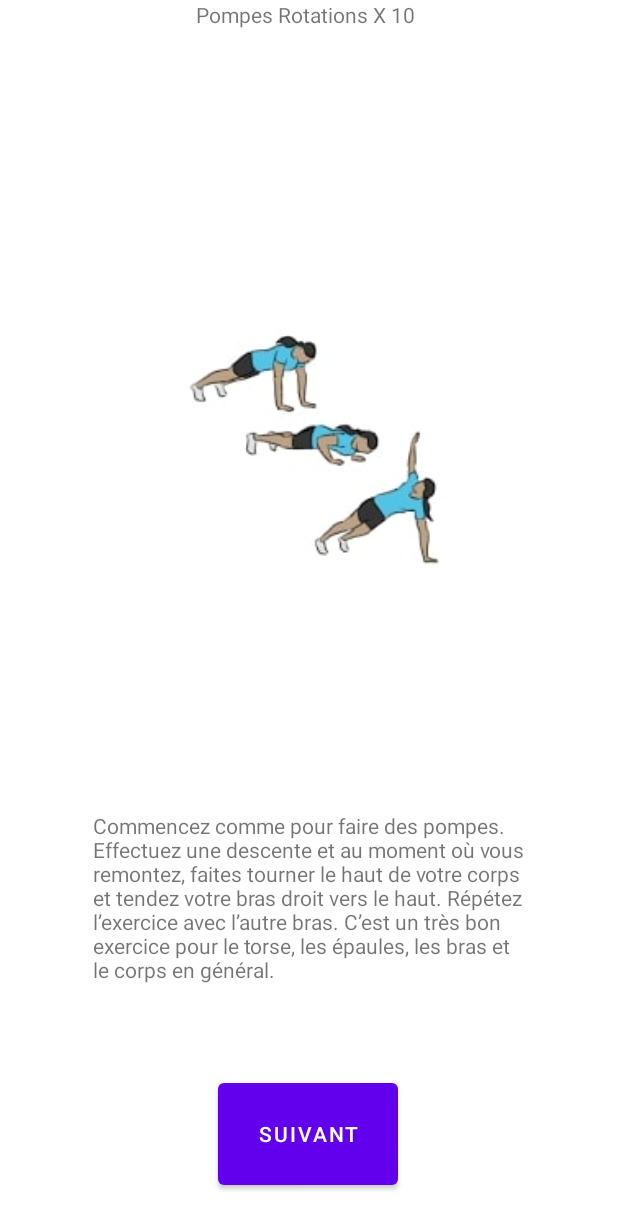
After one commit to Rayane45/NVGUP, an Android app: the layout facile2exo.xml on its own in the app's theme, with its tools: preview values and no code run, on a phone screen of 412 x 824 dp. The commit adds this screen. Shown: the top 1229 px of the screen. Run offline under Robolectric (Android 15) with nearby library versions, the phone set to English and light mode, and no system bars.

Commit message:
programme facile fini

```diff
--- /dev/null
+++ b/app/src/main/res/layout/facile2exo.xml
@@ -0,0 +1,55 @@
+<?xml version="1.0" encoding="utf-8"?>
+<androidx.constraintlayout.widget.ConstraintLayout
+    xmlns:android="http://schemas.android.com/apk/res/android"
+    xmlns:app="http://schemas.android.com/apk/res-auto"
+    xmlns:tools="http://schemas.android.com/tools"
+    android:layout_width="match_parent"
+    android:layout_height="match_parent">
+
+    <ImageView
+        android:id="@+id/pompesrot1facile"
+        android:layout_width="286dp"
+        android:layout_height="264dp"
+        android:src="@drawable/pompes_rotation"
+        app:layout_constraintBottom_toBottomOf="parent"
+        app:layout_constraintEnd_toEndOf="parent"
+        app:layout_constraintHorizontal_bias="0.496"
+        app:layout_constraintStart_toStartOf="parent"
+        app:layout_constraintTop_toTopOf="parent"
+        app:layout_constraintVertical_bias="0.295" />
+
+    <TextView
+        android:id="@+id/text_pompesrotfacile"
+        android:layout_width="291dp"
+        android:layout_height="127dp"
+        android:layout_marginBottom="156dp"
+        android:text="Commencez comme pour faire des pompes. Effectuez une descente et au moment où vous remontez, faites tourner le haut de votre corps et tendez votre bras droit vers le haut. Répétez l’exercice avec l’autre bras. C’est un très bon exercice pour le torse, les épaules, les bras et le corps en général."
+        app:layout_constraintBottom_toBottomOf="parent"
+        app:layout_constraintEnd_toEndOf="parent"
+        app:layout_constraintHorizontal_bias="0.516"
+        app:layout_constraintStart_toStartOf="parent"
+        app:layout_constraintVertical_bias="0.228" />
+
+    <TextView
+        android:id="@+id/nbre_pompesrotfacile"
+        android:layout_width="150dp"
+        android:layout_height="50dp"
+        android:layout_marginTop="76dp"
+        android:layout_marginBottom="16dp"
+        android:text="Pompes Rotations X 10"
+        app:layout_constraintEnd_toEndOf="parent"
+        app:layout_constraintHorizontal_bias="0.498"
+        app:layout_constraintStart_toStartOf="parent"/>
+
+    <Button
+        android:id="@+id/suivant_facile2"
+        android:layout_width="120dp"
+        android:layout_height="80dp"
+        android:layout_marginBottom="28dp"
+        app:layout_constraintBottom_toBottomOf="parent"
+        app:layout_constraintEnd_toEndOf="parent"
+        android:text="Suivant"
+        app:layout_constraintHorizontal_bias="0.498"
+        app:layout_constraintStart_toStartOf="parent" />
+
+</androidx.constraintlayout.widget.ConstraintLayout>
```
Also changed, not shown: app/src/main/java/com/example/nvgup/Burpeesfacile.java (added, +36 -0 lines), app/src/main/java/com/example/nvgup/Fentesfacile.java (added, +38 -0 lines), app/src/main/java/com/example/nvgup/Home.java (+20 -1 lines), app/src/main/java/com/example/nvgup/Pause1.java (added, +32 -0 lines), app/src/main/java/com/example/nvgup/Pause2.java (added, +31 -0 lines), app/src/main/java/com/example/nvgup/PompesRotationsfacile.java (added, +37 -0 lines), app/src/main/java/com/example/nvgup/ProgrammeFacile.java (+0 -8 lines), app/src/main/res/layout/facile1exo.xml (added, +57 -0 lines), app/src/main/res/layout/facile3exo.xml (added, +53 -0 lines), app/src/main/res/layout/fragment_home.xml (+39 -13 lines), app/src/main/res/layout/pause1.xml (added, +19 -0 lines), app/src/main/res/layout/pause2.xml (added, +19 -0 lines), app/src/main/res/layout/programme_exo_facile.xml (+28 -68 lines), app/src/main/res/drawable-xxhdpi/programme_facile.jpg (added).
